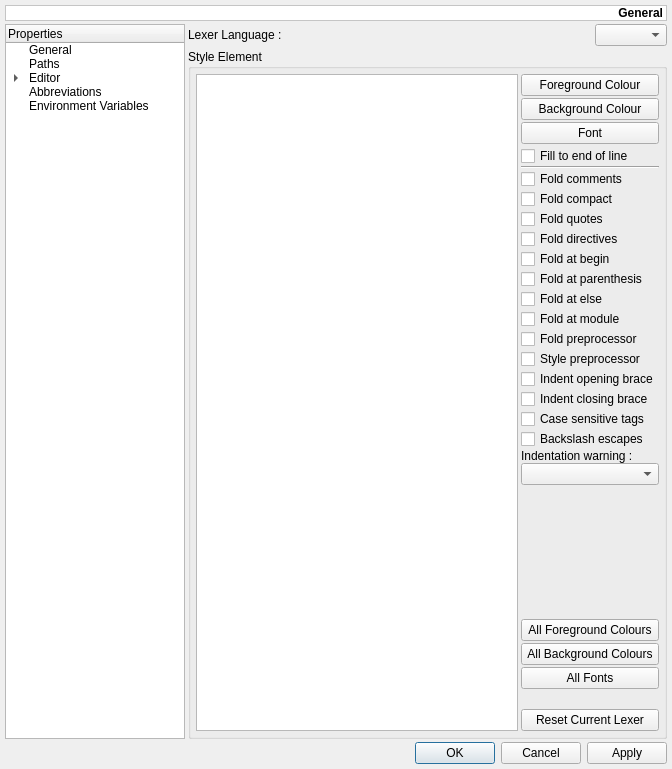
This is monkey/src/maininterface/ui/UISettings.ui in pasnox/monkeystudio2 as Qt 5 draws it before an edit. The edited form follows.
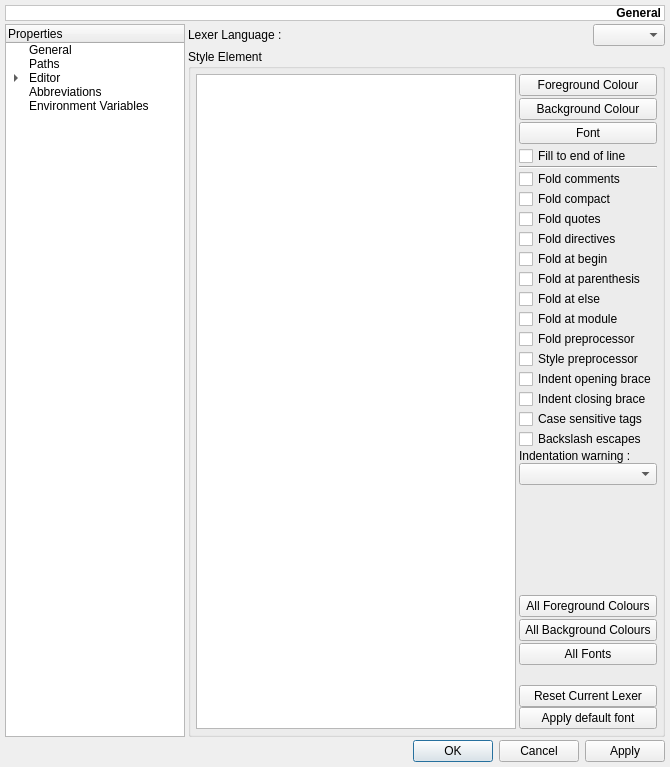
This is the edited form. The open tabs and pages were chosen to show the change. Custom widgets are drawn as their Qt base class.

Commit message: Fix a bug that does not restore previous qscintilla lexers styles properties when changing styles properties in the preference dialog, then cancelling the dialog. Add support for default document font in preference dialog it's used by document with no lexer. Add support for first time run default lexer styles properties ( font family and font point size ): Default font is a monospaced one. Add a new button in the lexer styles editor that allow to update all lexers's styles font family and font point size, without changing font styles ( bold, italic etc ).

Patch:
```diff
--- a/monkey/src/maininterface/ui/UISettings.ui
+++ b/monkey/src/maininterface/ui/UISettings.ui
@@ -6,8 +6,8 @@
    <rect>
     <x>0</x>
     <y>0</y>
-    <width>672</width>
-    <height>769</height>
+    <width>670</width>
+    <height>767</height>
    </rect>
   </property>
   <property name="windowTitle">
@@ -2665,6 +2665,16 @@
               </property>
              </widget>
             </item>
+            <item>
+             <widget class="QPushButton" name="pbLexersApplyDefaultFont">
+              <property name="toolTip">
+               <string>Apply default font family and pixel size to all lexers' styles</string>
+              </property>
+              <property name="text">
+               <string>Apply default font</string>
+              </property>
+             </widget>
+            </item>
            </layout>
           </item>
          </layout>
```
Left out of the diff: 5 changed lines with no effect on the pictures. The commit also changes 5 other files.
